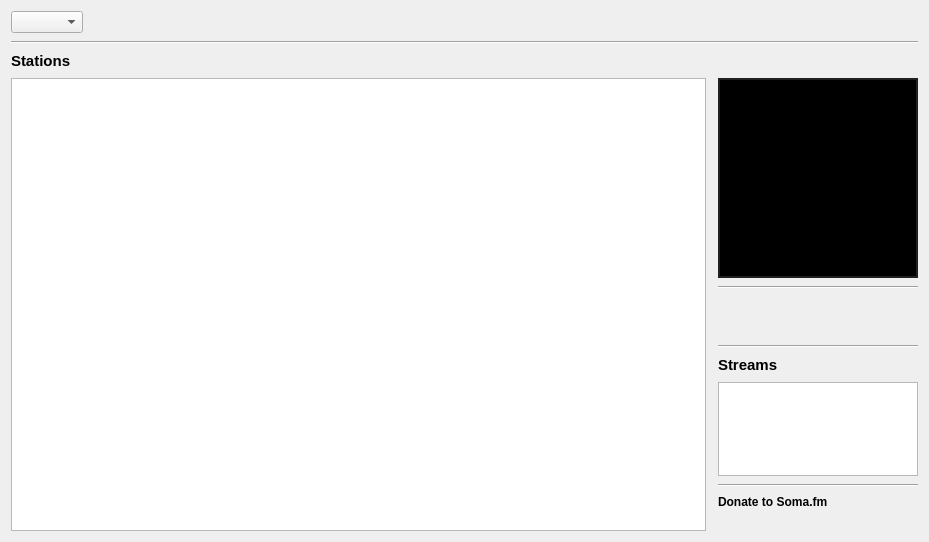
Old version of the form src/3rdParty/SomaFM/ui/GUI_SomaFM.ui in the repository return42/sayonara.
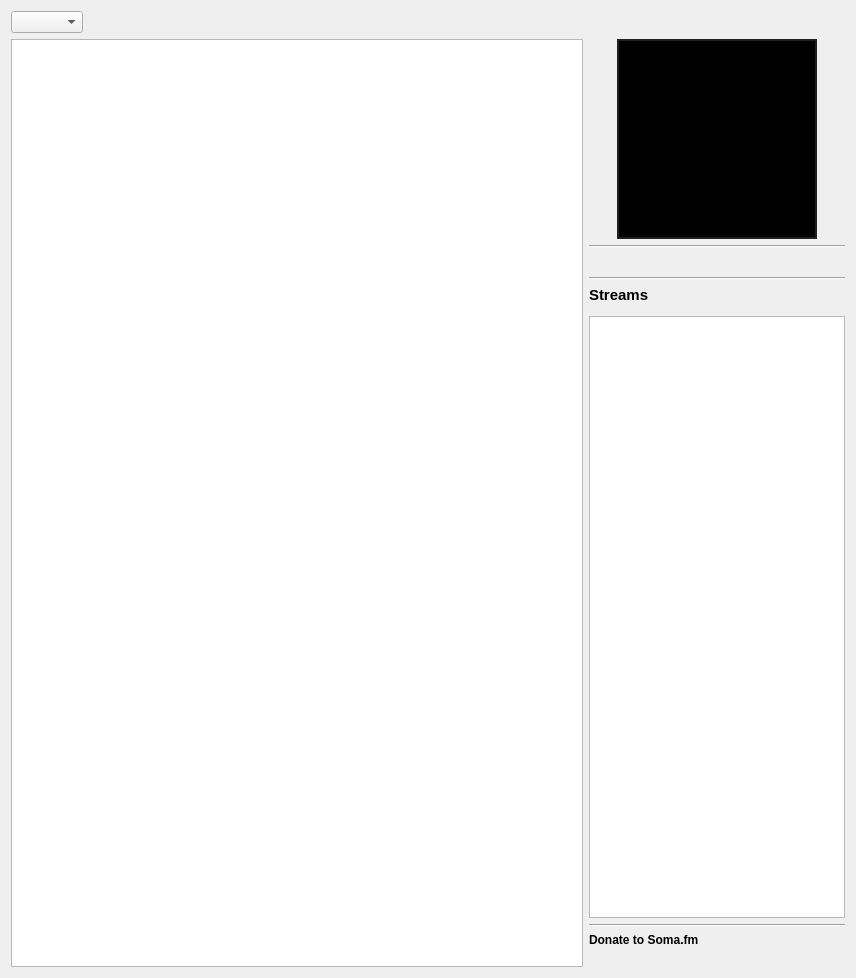
New version of the form. Custom widgets are drawn as their Qt base class.

What changed in the file:
```diff
--- a/src/3rdParty/SomaFM/ui/GUI_SomaFM.ui
+++ b/src/3rdParty/SomaFM/ui/GUI_SomaFM.ui
@@ -6,41 +6,58 @@
    <rect>
     <x>0</x>
     <y>0</y>
-    <width>929</width>
-    <height>542</height>
+    <width>856</width>
+    <height>978</height>
    </rect>
   </property>
   <layout class="QGridLayout" name="gridLayout">
-   <property name="verticalSpacing">
-    <number>8</number>
-   </property>
-   <item row="5" column="2">
-    <widget class="Line" name="line_2">
-     <property name="maximumSize">
-      <size>
-       <width>200</width>
-       <height>16777215</height>
-      </size>
+   <item row="8" column="1">
+    <widget class="QListView" name="lv_playlists">
+     <property name="sizePolicy">
+      <sizepolicy hsizetype="Maximum" vsizetype="Expanding">
+       <horstretch>0</horstretch>
+       <verstretch>0</verstretch>
+      </sizepolicy>
+     </property>
+     <property name="focusPolicy">
+      <enum>Qt::StrongFocus</enum>
+     </property>
+     <property name="dragDropMode">
+      <enum>QAbstractItemView::DragOnly</enum>
+     </property>
+     <property name="alternatingRowColors">
+      <bool>true</bool>
+     </property>
+    </widget>
+   </item>
+   <item row="10" column="1">
+    <widget class="QLabel" name="label_3">
+     <property name="font">
+      <font>
+       <weight>75</weight>
+       <bold>true</bold>
+      </font>
+     </property>
+     <property name="text">
+      <string>Donate to Soma.fm</string>
+     </property>
+    </widget>
+   </item>
+   <item row="5" column="1">
+    <widget class="Line" name="line">
+     <property name="sizePolicy">
+      <sizepolicy hsizetype="Preferred" vsizetype="Fixed">
+       <horstretch>0</horstretch>
+       <verstretch>0</verstretch>
+      </sizepolicy>
      </property>
      <property name="orientation">
       <enum>Qt::Horizontal</enum>
      </property>
     </widget>
    </item>
-   <item row="6" column="2">
+   <item row="4" column="1">
     <widget class="QLabel" name="lab_description">
-     <property name="minimumSize">
-      <size>
-       <width>0</width>
-       <height>40</height>
-      </size>
-     </property>
-     <property name="maximumSize">
-      <size>
-       <width>200</width>
-       <height>16777215</height>
-      </size>
-     </property>
      <property name="font">
       <font>
        <pointsize>11</pointsize>
@@ -63,88 +80,31 @@
      </property>
     </widget>
    </item>
-   <item row="11" column="2">
-    <widget class="QLabel" name="label_3">
-     <property name="font">
-      <font>
-       <weight>75</weight>
-       <bold>true</bold>
-      </font>
-     </property>
-     <property name="text">
-      <string>Donate to Soma.fm</string>
-     </property>
-    </widget>
-   </item>
-   <item row="10" column="2">
-    <widget class="Line" name="line_4">
-     <property name="orientation">
-      <enum>Qt::Horizontal</enum>
-     </property>
-    </widget>
-   </item>
-   <item row="7" column="2">
+   <item row="3" column="1">
     <widget class="Line" name="line_3">
-     <property name="maximumSize">
-      <size>
-       <width>200</width>
-       <height>16777215</height>
-      </size>
-     </property>
      <property name="orientation">
       <enum>Qt::Horizontal</enum>
      </property>
     </widget>
    </item>
-   <item row="3" column="0">
-    <widget class="QLabel" name="label">
-     <property name="font">
-      <font>
-       <pointsize>11</pointsize>
-       <weight>75</weight>
-       <bold>true</bold>
-      </font>
+   <item row="9" column="1">
+    <widget class="Line" name="line_2">
+     <property name="orientation">
+      <enum>Qt::Horizontal</enum>
      </property>
-     <property name="text">
-      <string>Stations</string>
-     </property>
     </widget>
    </item>
-   <item row="4" column="2">
-    <widget class="QLabel" name="lab_image">
-     <property name="sizePolicy">
-      <sizepolicy hsizetype="Preferred" vsizetype="MinimumExpanding">
-       <horstretch>0</horstretch>
-       <verstretch>0</verstretch>
-      </sizepolicy>
-     </property>
-     <property name="minimumSize">
-      <size>
-       <width>200</width>
-       <height>200</height>
-      </size>
-     </property>
-     <property name="maximumSize">
-      <size>
-       <width>200</width>
-       <height>200</height>
-      </size>
-     </property>
-     <property name="styleSheet">
-      <string notr="true">background: black;
-border: 2px solid #202020;
-
-</string>
-     </property>
+   <item row="11" column="1">
+    <widget class="QLabel" name="lab_donate">
      <property name="text">
-      <string notr="true"/>
+      <string/>
      </property>
      <property name="scaledContents">
       <bool>false</bool>
      </property>
     </widget>
    </item>
-   <item row="0" column="0" colspan="3">
+   <item row="0" column="0" colspan="2">
     <layout class="QHBoxLayout" name="horizontalLayout">
      <item>
       <widget class="QComboBox" name="combo_lib_chooser">
@@ -158,9 +118,6 @@
        <property name="orientation">
         <enum>Qt::Horizontal</enum>
        </property>
-       <property name="sizeType">
-        <enum>QSizePolicy::Expanding</enum>
-       </property>
        <property name="sizeHint" stdset="0">
         <size>
          <width>40</width>
@@ -171,7 +128,7 @@
      </item>
     </layout>
    </item>
-   <item row="8" column="2">
+   <item row="6" column="1">
     <widget class="QLabel" name="label_2">
      <property name="font">
       <font>
@@ -185,50 +142,14 @@
      </property>
     </widget>
    </item>
-   <item row="1" column="0" rowspan="2" colspan="3">
-    <widget class="Line" name="line">
-     <property name="orientation">
-      <enum>Qt::Horizontal</enum>
-     </property>
-    </widget>
-   </item>
-   <item row="9" column="2">
-    <widget class="QListView" name="lv_playlists">
-     <property name="sizePolicy">
-      <sizepolicy hsizetype="Expanding" vsizetype="Expanding">
-       <horstretch>1</horstretch>
-       <verstretch>0</verstretch>
-      </sizepolicy>
-     </property>
-     <property name="maximumSize">
-      <size>
-       <width>200</width>
-       <height>16777215</height>
-      </size>
-     </property>
-     <property name="focusPolicy">
-      <enum>Qt::StrongFocus</enum>
-     </property>
-     <property name="dragDropMode">
-      <enum>QAbstractItemView::DragOnly</enum>
-     </property>
-     <property name="alternatingRowColors">
-      <bool>true</bool>
-     </property>
-    </widget>
-   </item>
-   <item row="12" column="2">
-    <widget class="QLabel" name="lab_donate">
-     <property name="text">
-      <string/>
-     </property>
-     <property name="openExternalLinks">
-      <bool>true</bool>
-     </property>
-    </widget>
-   </item>
-   <item row="4" column="0" rowspan="9">
+   <item row="1" column="0" rowspan="11">
     <widget class="SearchableTableView" name="tv_stations">
+     <property name="sizePolicy">
+      <sizepolicy hsizetype="MinimumExpanding" vsizetype="Expanding">
+       <horstretch>0</horstretch>
+       <verstretch>0</verstretch>
+      </sizepolicy>
+     </property>
      <property name="focusPolicy">
       <enum>Qt::StrongFocus</enum>
      </property>
@@ -270,6 +191,38 @@
      </attribute>
     </widget>
    </item>
+   <item row="1" column="1" rowspan="2">
+    <layout class="QHBoxLayout" name="horizontalLayout_2">
+     <item>
+      <widget class="QLabel" name="lab_image">
+       <property name="sizePolicy">
+        <sizepolicy hsizetype="Fixed" vsizetype="Fixed">
+         <horstretch>0</horstretch>
+         <verstretch>0</verstretch>
+        </sizepolicy>
+       </property>
+       <property name="minimumSize">
+        <size>
+         <width>200</width>
+         <height>200</height>
+        </size>
+       </property>
+       <property name="styleSheet">
+        <string notr="true">background: black;
+border: 2px solid #202020;
+
+</string>
+       </property>
+       <property name="text">
+        <string notr="true"/>
+       </property>
+       <property name="scaledContents">
+        <bool>false</bool>
+       </property>
+      </widget>
+     </item>
+    </layout>
+   </item>
   </layout>
  </widget>
  <customwidgets>
```
Left out of the diff: 22 changed lines with no effect on the pictures.
